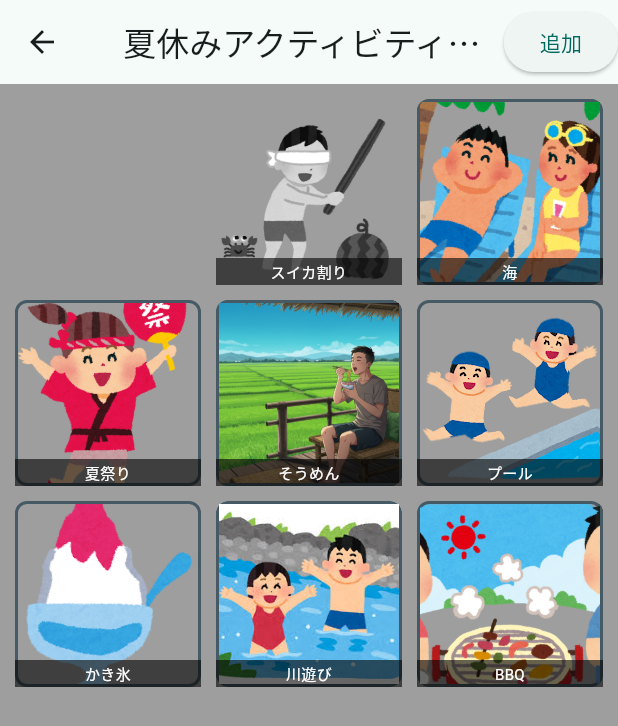
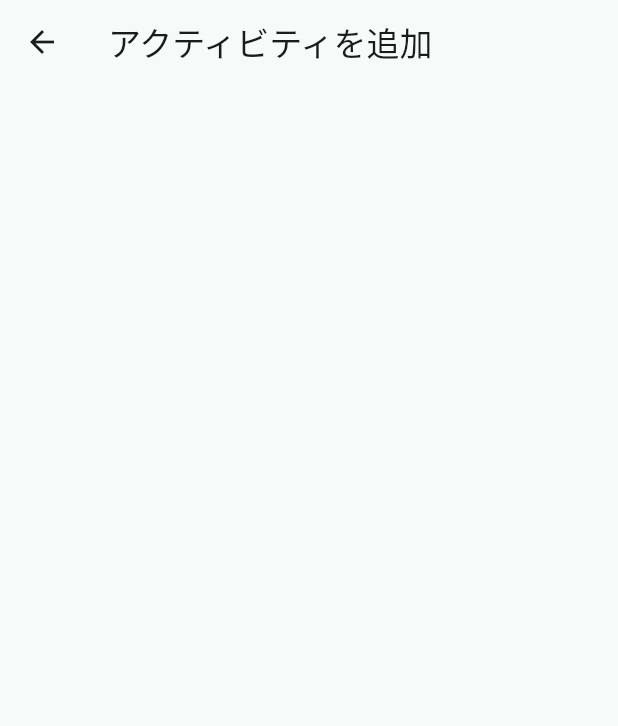
Before and after one commit to Shota-Abe/diary, a Flutter app: the ActivitiesPage screen opened directly, after a tap on "追加", on a phone screen of 412 x 824 dp. Shown: the top 726 px of the screen. Run offline on Flutter 3.47's test engine with Material 3 defaults, Android fonts, the phone set to English and light mode, and no system bars; our stand-ins replace flutter_colorpicker, shared_preferences, table_calendar; accounts and stored records are empty.

Commit message:
画面遷移用のコードと遷移先のページを作成しました

```diff
--- a/lib/pages/activities_page.dart
+++ b/lib/pages/activities_page.dart
@@ -1,4 +1,5 @@
 import 'dart:convert';
+import 'package:diary/pages/add_element_dictionary.dart';
 import 'package:flutter/material.dart';
 import 'package:flutter/services.dart' show rootBundle;
 import '../models/activity.dart';
@@ -47,9 +48,17 @@ class _ActivitiesPageState extends State<ActivitiesPage> {
       appBar: AppBar(
         title: const Text('夏休みアクティビティ図鑑'),
         centerTitle: true,
-        actions: <Widget>[ElevatedButton(onPressed: () {
-
-        }, child: Text('追加'))],
+        actions: <Widget>[
+          ElevatedButton(
+            onPressed: () {
+              Navigator.push(
+                context,
+                MaterialPageRoute(builder: (context) => AddElementDictionary()),
+              );
+            },
+            child: Text('追加'),
+          ),
+        ],
       ),
 
       // isLoadingの状態に応じて表示を切り替える
--- /dev/null
+++ b/lib/pages/add_element_dictionary.dart
@@ -0,0 +1,10 @@
+import 'package:flutter/material.dart';
+
+class AddElementDictionary extends StatelessWidget {
+  //図鑑の要素を追加するページ
+
+  @override
+  Widget build(BuildContext context) {
+    return Scaffold(appBar: AppBar(title: Text('アクティビティを追加')));
+  }
+}
```
